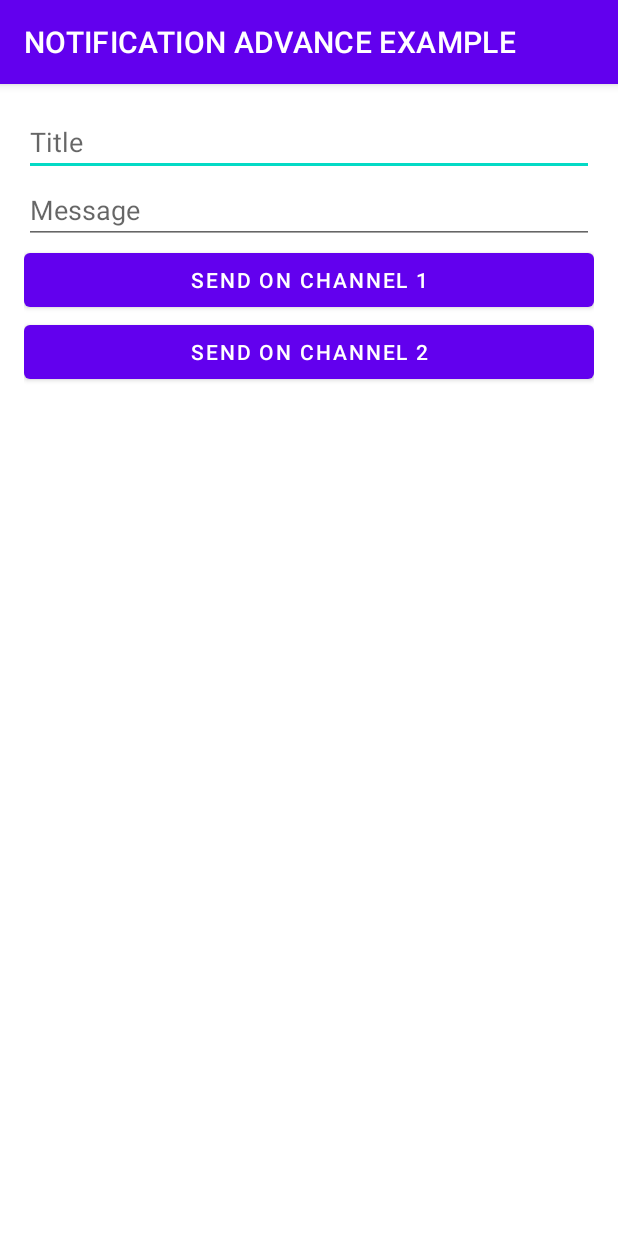
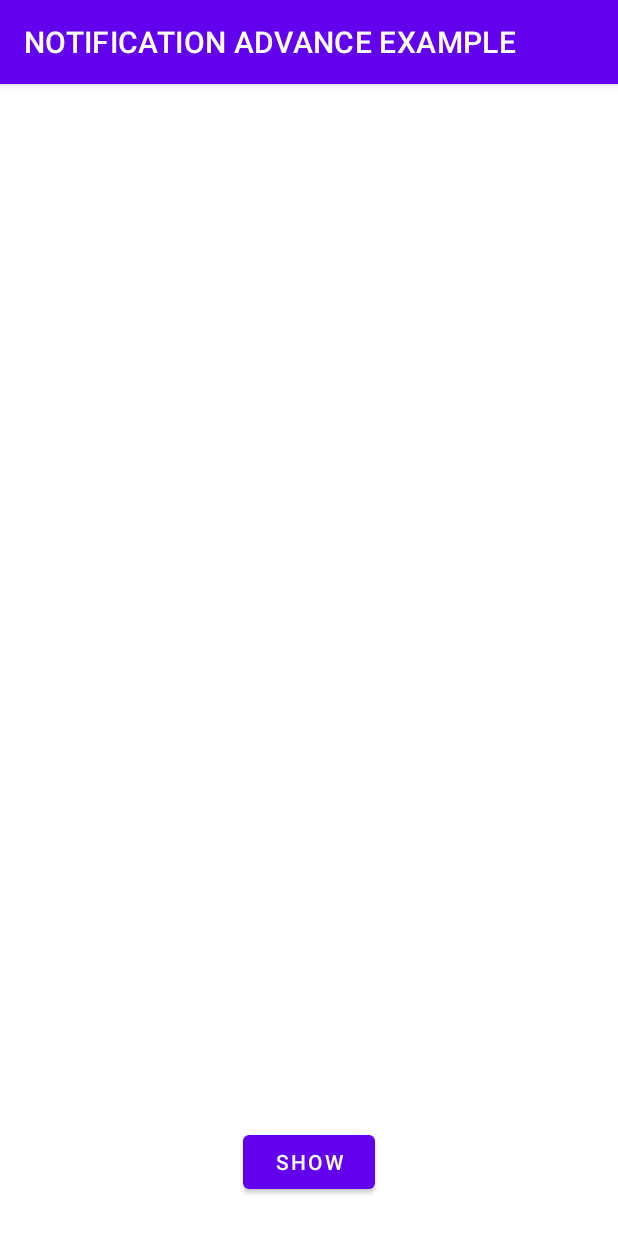
Before and after one commit to TawhidHassan/NOTIFICATION-Advnce, an Android app: the screen it shows after launch (MainActivity), on a phone screen of 412 x 824 dp. Shown: the top 1233 px of the screen. Run offline under Robolectric (Android 15) with nearby library versions, the phone set to English and light mode, and no system bars.

Commit message:
Create a Custom Notification

```diff
--- a/app/src/main/java/com/example/notificationadvanceexample/APP.java
+++ b/app/src/main/java/com/example/notificationadvanceexample/APP.java
@@ -7,61 +7,21 @@ import android.app.NotificationManager;
 import android.os.Build;
 
 public class APP extends Application {
-    public static final String GROUP_1_ID = "group1";
-    public static final String GROUP_2_ID = "group2";
-    public static final String CHANNEL_1_ID = "channel1";
-    public static final String CHANNEL_2_ID = "channel2";
-    public static final String CHANNEL_3_ID = "channel3";
-    public static final String CHANNEL_4_ID = "channel4";
+    public static final String CHANNEL_ID = "exampleChannel";
     @Override
     public void onCreate() {
         super.onCreate();
-        createNotificationChannels();
+        createNotificationChannel();
     }
-    private void createNotificationChannels() {
+    private void createNotificationChannel() {
         if (Build.VERSION.SDK_INT >= Build.VERSION_CODES.O) {
-            NotificationChannelGroup group1 = new NotificationChannelGroup(
-                    GROUP_1_ID,
-                    "Group 1"
-            );
-            NotificationChannelGroup group2 = new NotificationChannelGroup(
-                    GROUP_2_ID,
-                    "Group 2"
-            );
-            NotificationChannel channel1 = new NotificationChannel(
-                    CHANNEL_1_ID,
-                    "Channel 1",
+            NotificationChannel channel = new NotificationChannel(
+                    CHANNEL_ID,
+                    "Example Channel",
                     NotificationManager.IMPORTANCE_HIGH
             );
-            channel1.setDescription("This is Channel 1");
-            channel1.setGroup(GROUP_1_ID);
-            NotificationChannel channel2 = new NotificationChannel(
-                    CHANNEL_2_ID,
-                    "Channel 2",
-                    NotificationManager.IMPORTANCE_LOW
-            );
-            channel2.setDescription("This is Channel 2");
-            channel2.setGroup(GROUP_1_ID);
-            NotificationChannel channel3 = new NotificationChannel(
-                    CHANNEL_3_ID,
-                    "Channel 3",
-                    NotificationManager.IMPORTANCE_HIGH
-            );
-            channel3.setDescription("This is Channel 3");
-            channel3.setGroup(GROUP_2_ID);
-            NotificationChannel channel4 = new NotificationChannel(
-                    CHANNEL_4_ID,
-                    "Channel 4",
-                    NotificationManager.IMPORTANCE_LOW
-            );
-            channel4.setDescription("This is Channel 4");
             NotificationManager manager = getSystemService(NotificationManager.class);
-            manager.createNotificationChannelGroup(group1);
-            manager.createNotificationChannelGroup(group2);
-            manager.createNotificationChannel(channel1);
-            manager.createNotificationChannel(channel2);
-            manager.createNotificationChannel(channel3);
-            manager.createNotificationChannel(channel4);
+            manager.createNotificationChannel(channel);
         }
     }
 }
--- a/app/src/main/java/com/example/notificationadvanceexample/NotificationReceiver.java
+++ b/app/src/main/java/com/example/notificationadvanceexample/NotificationReceiver.java
@@ -5,10 +5,16 @@ import android.content.Context;
 import android.content.Intent;
 import android.widget.Toast;
 
+import androidx.core.app.NotificationManagerCompat;
+
 public class NotificationReceiver extends BroadcastReceiver {
     @Override
     public void onReceive(Context context, Intent intent) {
         String message = intent.getStringExtra("toastMessage");
         Toast.makeText(context, message, Toast.LENGTH_SHORT).show();
+
+
+        NotificationManagerCompat notificationManager = NotificationManagerCompat.from(context);
+        notificationManager.cancel(1);
     }
 }
--- a/app/src/main/res/layout/activity_main.xml
+++ b/app/src/main/res/layout/activity_main.xml
@@ -1,30 +1,18 @@
 <?xml version="1.0" encoding="utf-8"?>
-<LinearLayout xmlns:android="http://schemas.android.com/apk/res/android"
+<androidx.constraintlayout.widget.ConstraintLayout xmlns:android="http://schemas.android.com/apk/res/android"
     xmlns:app="http://schemas.android.com/apk/res-auto"
     xmlns:tools="http://schemas.android.com/tools"
     android:layout_width="match_parent"
     android:layout_height="match_parent"
-    android:orientation="vertical"
-    android:padding="16dp"
     tools:context=".MainActivity">
-    <EditText
-        android:id="@+id/edit_text_title"
-        android:layout_width="match_parent"
+    <Button
+        android:layout_width="wrap_content"
         android:layout_height="wrap_content"
-        android:hint="Title" />
-    <EditText
-        android:id="@+id/edit_text_message"
-        android:layout_width="match_parent"
-        android:layout_height="wrap_content"
-        android:hint="Message" />
-    <Button
-        android:layout_width="match_parent"
-        android:layout_height="wrap_content"
-        android:onClick="sendOnChannel1"
-        android:text="Send on Channel 1" />
-    <Button
-        android:layout_width="match_parent"
-        android:layout_height="wrap_content"
-        android:onClick="sendOnChannel2"
-        android:text="Send on Channel 2" />
-</LinearLayout>
+        android:onClick="showNotification"
+        android:text="show"
+        app:layout_constraintBottom_toBottomOf="parent"
+        app:layout_constraintLeft_toLeftOf="parent"
+        app:layout_constraintRight_toRightOf="parent"
+        app:layout_constraintTop_toTopOf="parent"
+        app:layout_constraintVertical_bias="0.965" />
+</androidx.constraintlayout.widget.ConstraintLayout>
--- a/app/src/main/res/values/colors.xml
+++ b/app/src/main/res/values/colors.xml
@@ -4,7 +4,7 @@
     <color name="purple_500">#FF6200EE</color>
     <color name="purple_700">#FF3700B3</color>
     <color name="teal_200">#FF03DAC5</color>
-    <color name="teal_700">#FF018786</color>
+    <color name="colorPrimary">#FF018786</color>
     <color name="black">#FF000000</color>
     <color name="white">#FFFFFFFF</color>
 </resources>
```
Also changed, not shown: app/src/main/java/com/example/notificationadvanceexample/MainActivity.java (+24 -108 lines), app/src/main/res/layout/notification_collapsed.xml (added, +20 -0 lines), app/src/main/res/layout/notification_expanded.xml (added, +23 -0 lines).
